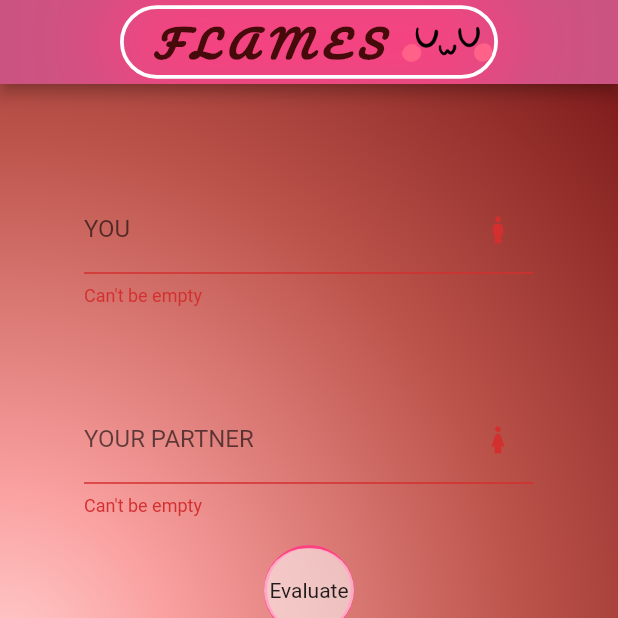
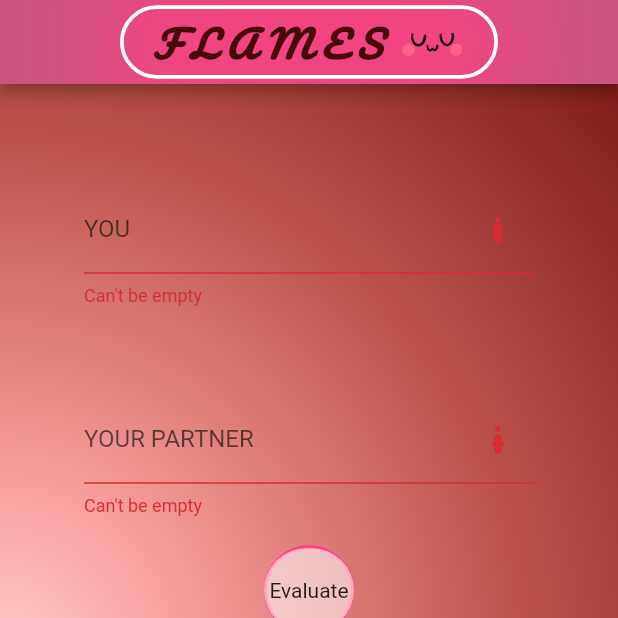
Before and after one commit to ARYPROGRAMMER/FLAMES, a Flutter app: the MyHomePage screen opened directly, on a phone screen of 412 x 824 dp, the top half of it. Run offline on Flutter 3.47's test engine with Material 2 defaults, Android fonts, the phone set to English and light mode, and no system bars; our stand-ins replace page_transition; project files that could hold a hidden picture were left out.

Commit message:
ALMOST DONE

```diff
--- a/lib/main.dart
+++ b/lib/main.dart
@@ -196,7 +196,7 @@ class MyHomePageState extends State<MyHomePage> with SingleTickerProviderStateMi
             Text('   F L A M E S  '),
             Padding(
               padding: const EdgeInsets.only(top: 3.0),
-              child: Container(width:60,
+              child: Container(width:40,
 
 
                   child: Image.asset("assets/images/uwu.png")),
```
